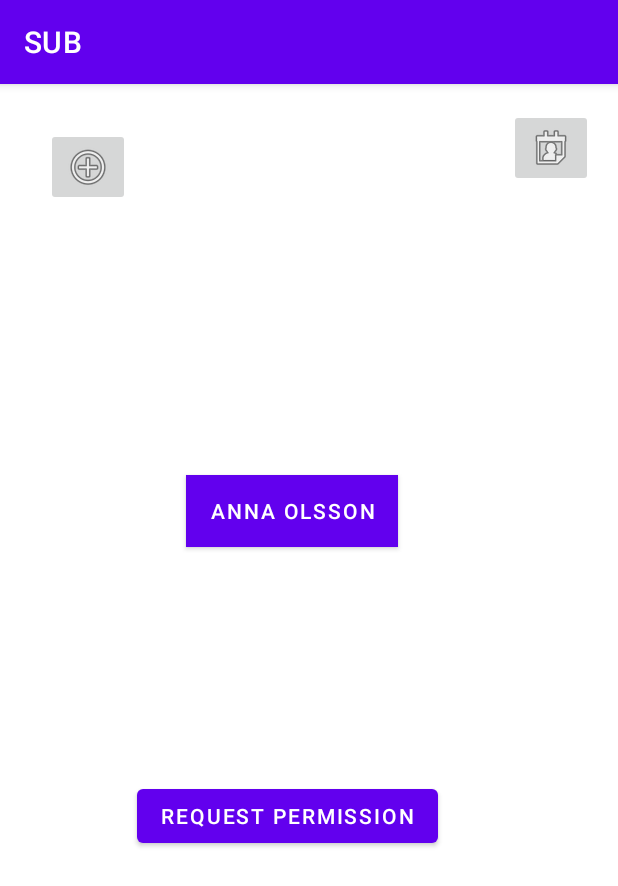
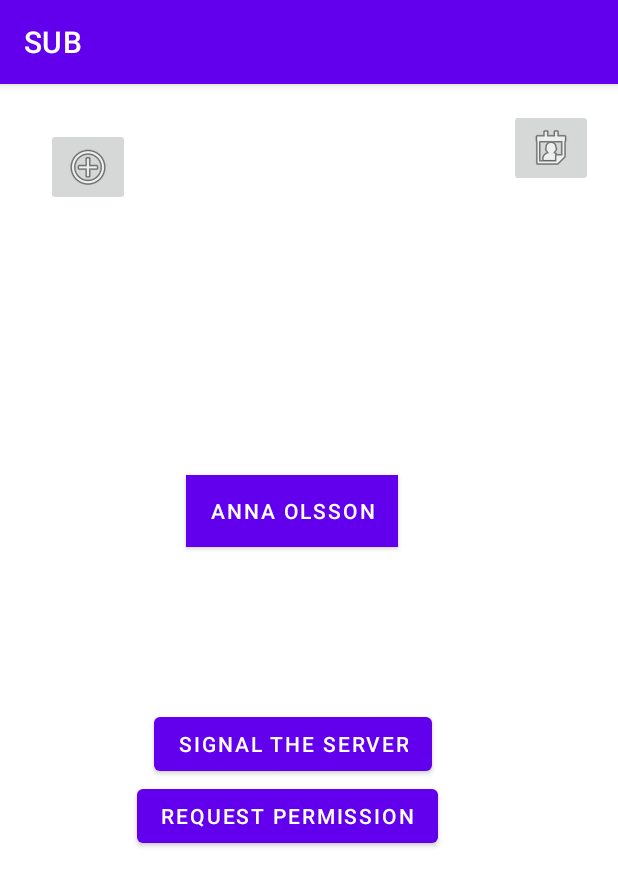
Before and after one commit to Samtal-utan-besvar/mobile-application, an Android app: the screen it shows after launch (MainActivity), on a phone screen of 412 x 824 dp. Shown: the top 886 px of the screen. Run offline under Robolectric (Android 15) with nearby library versions, the light colour scheme and no system bars; 2 statements that could not run were skipped.

Commit message:
27: imported signaling client from example project as well as webrtc library .jar, having trouble establishing connection to signal server

```diff
--- a/app/build.gradle
+++ b/app/build.gradle
@@ -43,10 +43,12 @@ dependencies {
     implementation 'androidx.navigation:navigation-fragment-ktx:2.4.1'
     implementation 'androidx.navigation:navigation-ui-ktx:2.4.1'
     implementation 'androidx.legacy:legacy-support-v4:1.0.0'
+    implementation 'com.squareup.okhttp3:okhttp:5.0.0-alpha.6'
     testImplementation 'junit:junit:4.13.2'
     androidTestImplementation 'androidx.test.ext:junit:1.1.3'
     androidTestImplementation 'androidx.test.espresso:espresso-core:3.4.0'
     // Mic-permission
     implementation "androidx.activity:activity-ktx:1.4.0"
     implementation "androidx.fragment:fragment-ktx:1.4.1"
+
 }
--- a/app/src/main/res/layout/fragment_profile.xml
+++ b/app/src/main/res/layout/fragment_profile.xml
@@ -57,4 +57,15 @@
         app:layout_constraintEnd_toEndOf="parent"
         app:layout_constraintTop_toTopOf="parent" />
 
+    <Button
+        android:id="@+id/buttonSignalReq"
+        android:layout_width="wrap_content"
+        android:layout_height="wrap_content"
+        android:layout_marginTop="416dp"
+        android:layout_marginEnd="124dp"
+        android:onClick="onClickSignalServer"
+        android:text="@string/sigServerReq"
+        app:layout_constraintEnd_toEndOf="parent"
+        app:layout_constraintTop_toTopOf="parent" />
+
 </androidx.constraintlayout.widget.ConstraintLayout>
--- a/app/src/main/res/values/strings.xml
+++ b/app/src/main/res/values/strings.xml
@@ -9,5 +9,6 @@
     <string name="ok">OK</string>
     <string name="Record">Record</string>
     <string name="ReqPermission">Request Permission</string>
+    <string name="sigServerReq">Signal the Server</string>
 
 </resources>
--- a/build.gradle
+++ b/build.gradle
@@ -3,6 +3,7 @@ plugins {
     id 'com.android.application' version '7.1.1' apply false
     id 'com.android.library' version '7.1.1' apply false
     id 'org.jetbrains.kotlin.android' version '1.6.10' apply false
+
 }
 
 task clean(type: Delete) {
```
Also changed, not shown: app/src/main/java/com/example/sub/MainActivity.kt (+8 -2 lines), app/src/main/java/com/example/sub/SignalingClient.kt (added, +87 -0 lines), app/libs/libwebrtc.jar (added).
